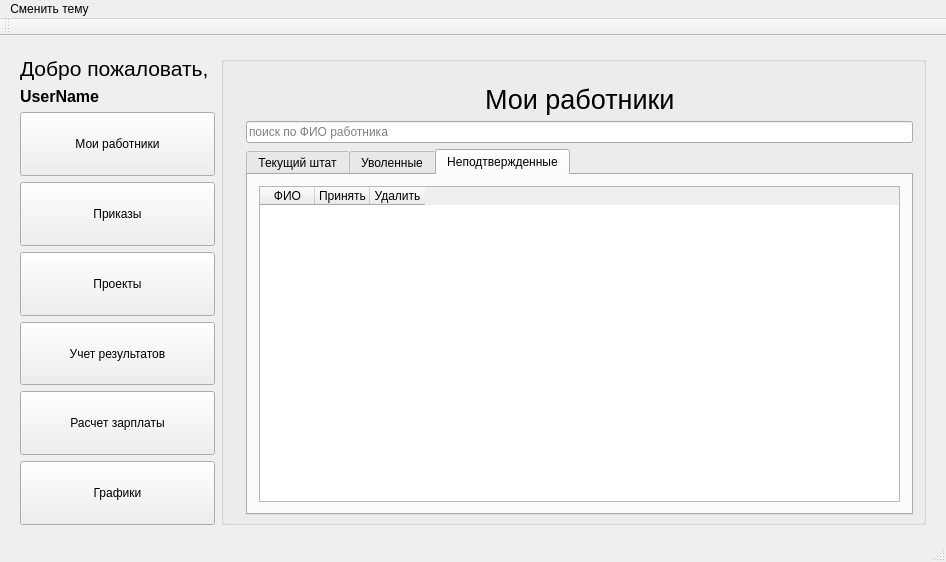
This is salary/salary.ui in a-mihaylov/salary as Qt 5 draws it before an edit. The edited form follows.
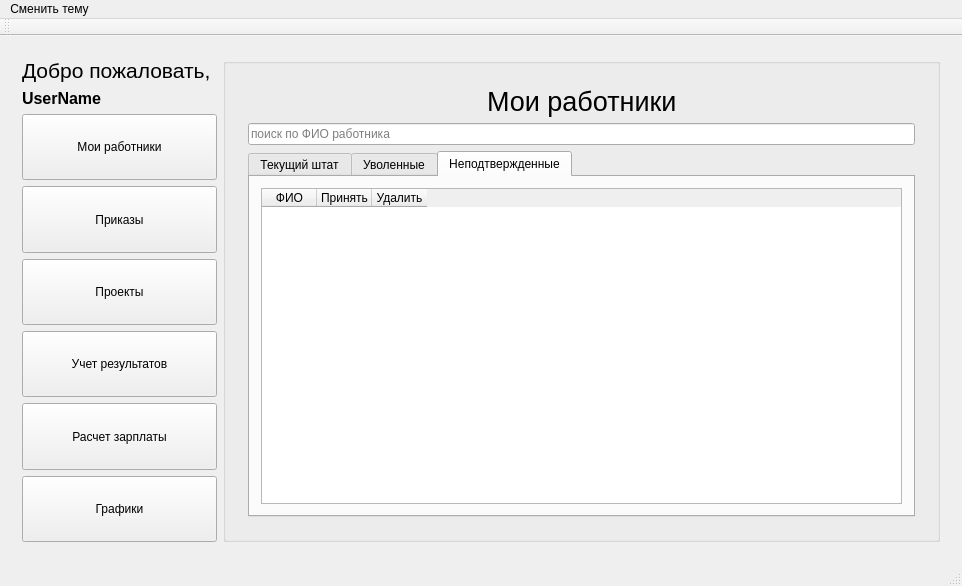
This is the edited form. The open tabs and pages were chosen to show the change. Custom widgets are drawn as their Qt base class.

Commit message: Добавлена справка на окно учета результатов.

Patch:
```diff
--- a/salary/salary.ui
+++ b/salary/salary.ui
@@ -14,15 +14,9 @@
    <string>Автоматизированная система предприятия</string>
   </property>
   <widget class="QWidget" name="centralWidget">
+   <layout class="QGridLayout" name="gridLayout_2">
+    <item row="0" column="0">
    <widget class="QStackedWidget" name="stackedWidget">
-    <property name="geometry">
-     <rect>
-      <x>9</x>
-      <y>9</y>
-      <width>928</width>
-      <height>491</height>
-     </rect>
-    </property>
     <property name="currentIndex">
      <number>2</number>
     </property>
@@ -2532,6 +2526,8 @@
      </layout>
     </widget>
    </widget>
+    </item>
+   </layout>
   </widget>
   <widget class="QMenuBar" name="menuBar">
    <property name="geometry">
```
Left out of the diff: 2 changed lines with no effect on the pictures. Lines whose indentation alone changed are shown as unchanged. The commit also changes 2 other files.
